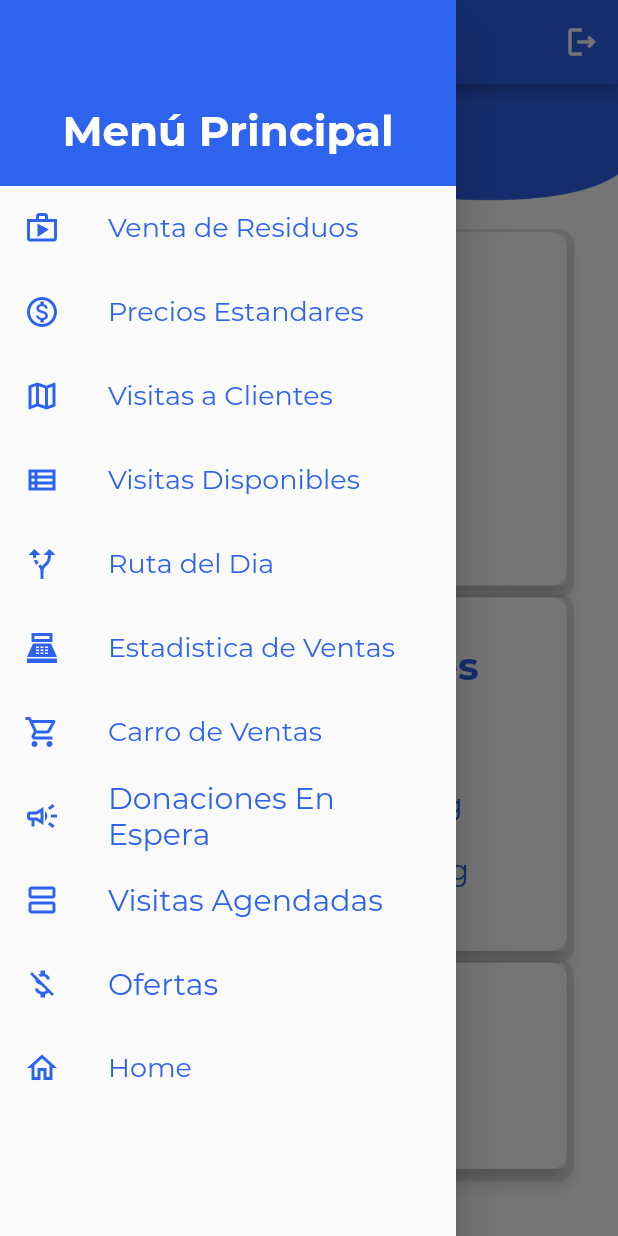
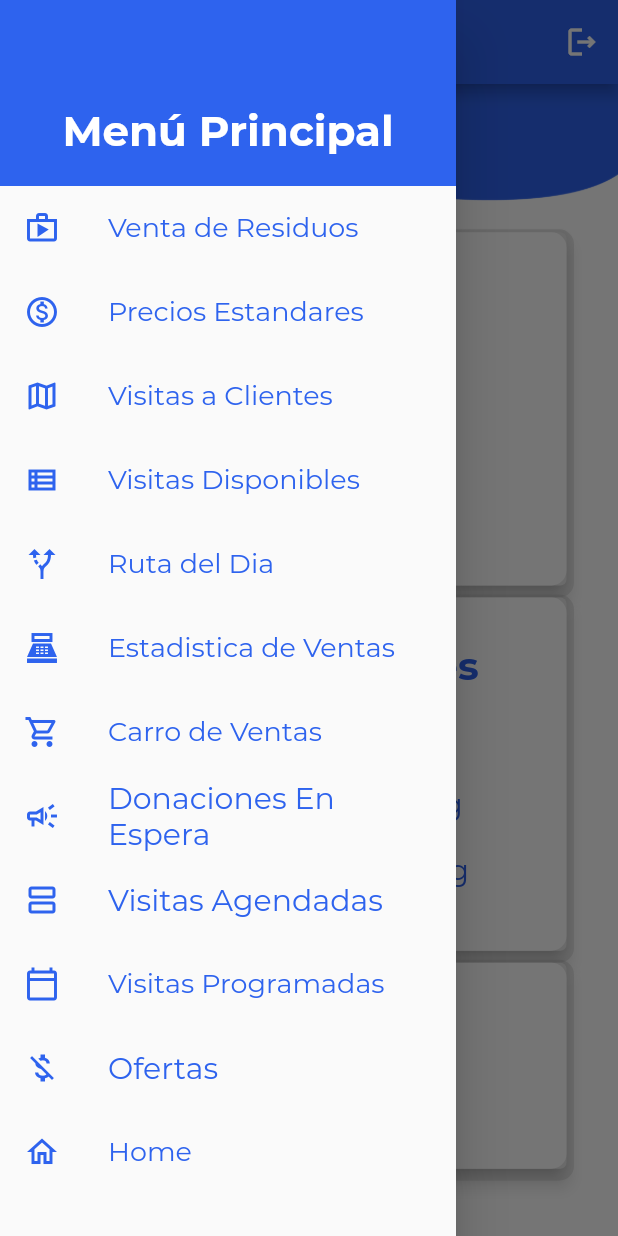
Before and after one commit to Jcss1462/reciclajeApp, a Flutter app: the InicioReciclador screen opened by its route, with the side drawer open, on a phone screen of 412 x 824 dp. Run offline on Flutter 3.47's test engine with Material 2 defaults, Android fonts, the phone set to English and light mode, and no system bars; our stand-ins replace firebase_auth, firebase_core, flutter_dotenv, geolocator, google_maps_flutter, shared_preferences; missing offline and left inert: flutter_polyline_points, geocoder; accounts and stored records are empty; network calls fail.

Commit message:
Visita progrmadas

```diff
--- a/lib/core/constants.dart
+++ b/lib/core/constants.dart
@@ -15,3 +15,4 @@ const String visitaClientesMap = '/visitaClientesMap';
 const String rutadelDia = '/rutadelDia';
 const String donacionesenEspera = '/donacionesenEspera';
 const String listaVisitasAgendadas = '/listaVisitasAgendadas';
+const String visitaProgramadas = '/visitaProgramadas';
--- a/lib/core/routers.dart
+++ b/lib/core/routers.dart
@@ -14,6 +14,7 @@ import 'package:flutter/material.dart'
 import 'package:reciclaje_app/page/visitaAgendada.dart';
 import 'package:reciclaje_app/page/visitaClientesMap.dart';
 import 'package:reciclaje_app/page/visitaDisponibles.dart';
+import 'package:reciclaje_app/page/visitaProgramadas.dart';
 import 'constants.dart';
 
 class Routers {
@@ -52,8 +53,10 @@ class Routers {
         return MaterialPageRoute(builder: (_) => RutadelDia());
       case donacionesenEspera:
         return MaterialPageRoute(builder: (_) => DonacionesenEspera());
-        case listaVisitasAgendadas:
+      case listaVisitasAgendadas:
         return MaterialPageRoute(builder: (_) => ListaVistasAgendadas());
+      case visitaProgramadas:
+        return MaterialPageRoute(builder: (_) => VisitaProgramadas());
       default:
         return MaterialPageRoute(
           builder: (_) => Scaffold(
--- a/lib/widgets/navbar.dart
+++ b/lib/widgets/navbar.dart
@@ -173,6 +173,22 @@ class NavBar extends StatelessWidget {
           ),
           ListTile(
             leading: Icon(
+              Icons.calendar_today_outlined,
+              color: Color.fromRGBO(46, 99, 238, 1),
+            ),
+            title: Text(
+              "Visitas Programadas",
+              style: TextStyle(
+                  color: Color.fromRGBO(46, 99, 238, 1),
+                  fontWeight: FontWeight.normal,
+                  fontSize: 18),
+            ),
+            onTap: () {
+              Navigator.pushNamed(context, visitaProgramadas);
+            },
+          ),
+          ListTile(
+            leading: Icon(
               Icons.money_off,
               color: Color.fromRGBO(46, 99, 238, 1),
             ),
```
Also changed, not shown: lib/page/listaVisitasAgendadas.dart (+36 -15 lines), lib/page/visitaProgramadas.dart (added, +35 -0 lines).
